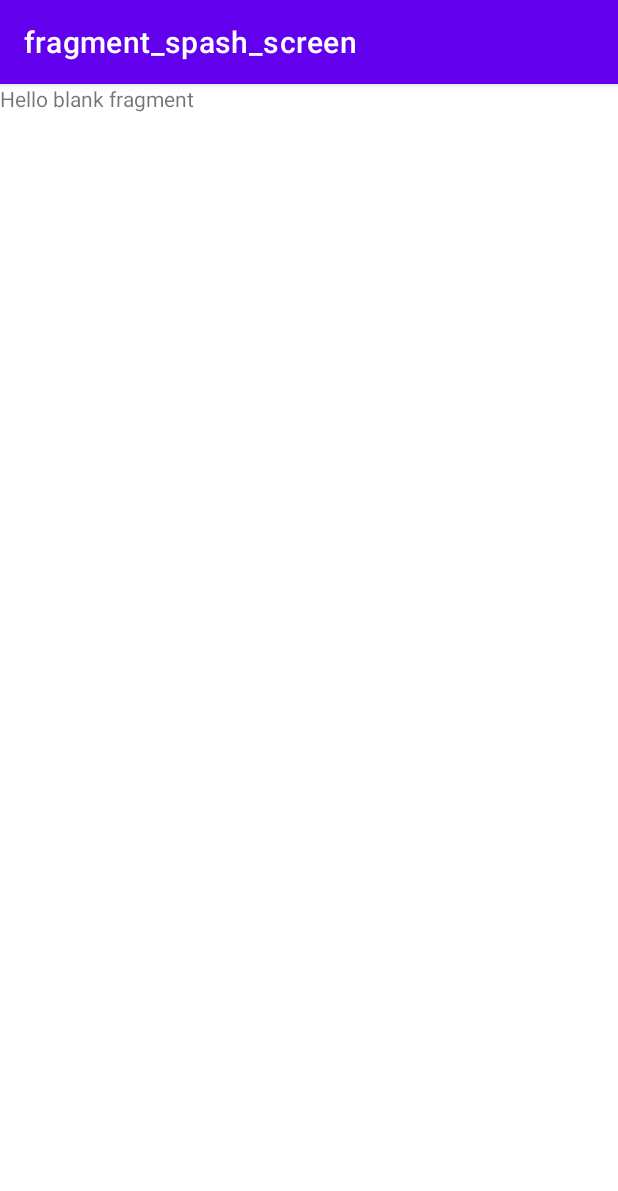
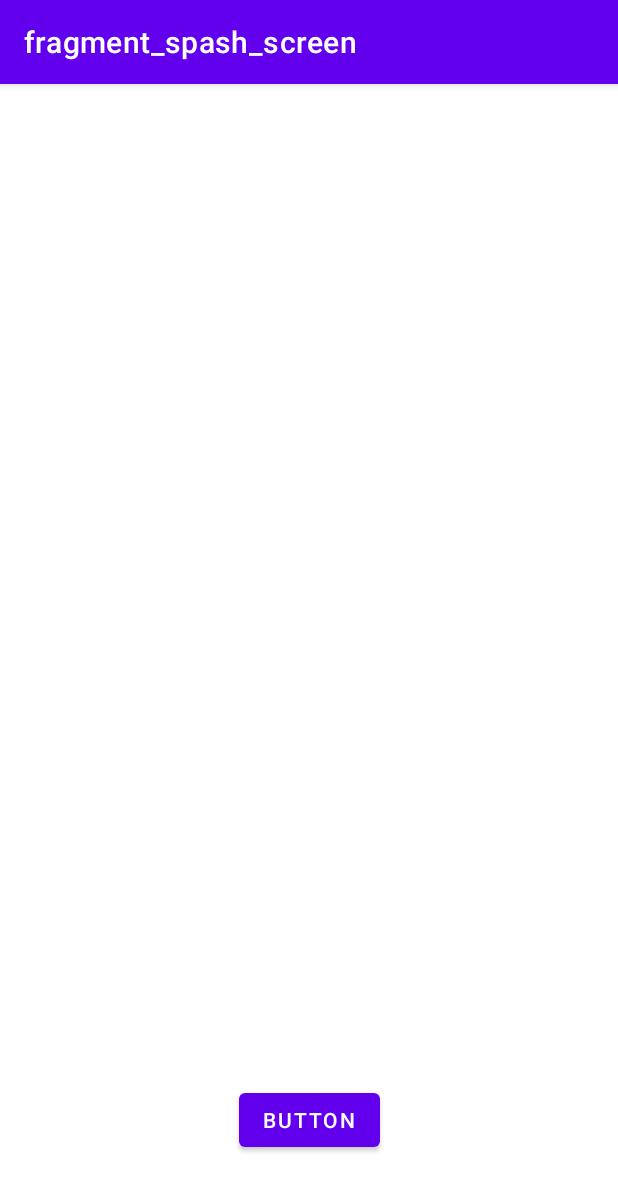
Before and after one commit to MarwanElbahnasawy/Yummy, an Android app: the screen it shows after launch (MainActivity before the commit, InitialActivity after it), on a phone screen of 412 x 824 dp. Shown: the top 1191 px of the screen. Run offline under Robolectric (Android 15) with nearby library versions, the phone set to English and light mode, and no system bars; our stand-ins replace navigation-ui.

Commit message:
Connected first 5 fragments

```diff
--- a/app/build.gradle
+++ b/app/build.gradle
@@ -1,6 +1,7 @@
 plugins {
     id 'com.android.application'
     id 'com.google.gms.google-services'
+    id 'androidx.navigation.safeargs'
 }
 
 android {
--- a/app/src/main/java/com/example/foodplanner/MainActivity.java
+++ b/app/src/main/java/com/example/foodplanner/InitialActivity.java
@@ -7,12 +7,17 @@ import androidx.navigation.ui.NavigationUI;
 
 import android.os.Bundle;
 
-public class MainActivity extends AppCompatActivity {
+import com.google.android.material.navigation.NavigationView;
+
+public class InitialActivity extends AppCompatActivity {
+
 
     @Override
     protected void onCreate(Bundle savedInstanceState) {
         super.onCreate(savedInstanceState);
-        setContentView(R.layout.activity_main);
+        setContentView(R.layout.activity_initial);
+
+
 
         NavController navController = Navigation.findNavController(this, R.id.nav_host_fragment);
         NavigationUI.setupActionBarWithNavController(this,navController);
--- a/app/src/main/java/com/example/foodplanner/SpashScreen.java
+++ b/app/src/main/java/com/example/foodplanner/SpashScreen.java
@@ -2,57 +2,27 @@ package com.example.foodplanner;
 
 import android.os.Bundle;
 
+import androidx.annotation.NonNull;
+import androidx.annotation.Nullable;
 import androidx.fragment.app.Fragment;
+import androidx.navigation.Navigation;
 
 import android.view.LayoutInflater;
 import android.view.View;
 import android.view.ViewGroup;
+import android.widget.Button;
+import android.window.SplashScreen;
 
-/**
- * A simple {@link Fragment} subclass.
- * Use the {@link SpashScreen#newInstance} factory method to
- * create an instance of this fragment.
- */
+
 public class SpashScreen extends Fragment {
 
-    // TODO: Rename parameter arguments, choose names that match
-    // the fragment initialization parameters, e.g. ARG_ITEM_NUMBER
-    private static final String ARG_PARAM1 = "param1";
-    private static final String ARG_PARAM2 = "param2";
-
-    // TODO: Rename and change types of parameters
-    private String mParam1;
-    private String mParam2;
-
-    public SpashScreen() {
-        // Required empty public constructor
-    }
-
-    /**
-     * Use this factory method to create a new instance of
-     * this fragment using the provided parameters.
-     *
-     * @param param1 Parameter 1.
-     * @param param2 Parameter 2.
-     * @return A new instance of fragment SpashScreen.
-     */
-    // TODO: Rename and change types and number of parameters
-    public static SpashScreen newInstance(String param1, String param2) {
-        SpashScreen fragment = new SpashScreen();
-        Bundle args = new Bundle();
-        args.putString(ARG_PARAM1, param1);
-        args.putString(ARG_PARAM2, param2);
-        fragment.setArguments(args);
-        return fragment;
-    }
+    Button button;
 
     @Override
     public void onCreate(Bundle savedInstanceState) {
         super.onCreate(savedInstanceState);
-        if (getArguments() != null) {
-            mParam1 = getArguments().getString(ARG_PARAM1);
-            mParam2 = getArguments().getString(ARG_PARAM2);
-        }
+
+
     }
 
     @Override
@@ -61,4 +31,19 @@ public class SpashScreen extends Fragment {
         // Inflate the layout for this fragment
         return inflater.inflate(R.layout.fragment_spash_screen, container, false);
     }
+
+    @Override
+    public void onViewCreated(@NonNull View view, @Nullable Bundle savedInstanceState) {
+        super.onViewCreated(view, savedInstanceState);
+
+        button = view.findViewById(R.id.buttonSplash);
+
+        button.setOnClickListener(new View.OnClickListener() {
+            @Override
+            public void onClick(View view) {
+
+                Navigation.findNavController(view).navigate(SpashScreenDirections.actionNavSpashScreenToNavOnBoarding());
+            }
+        });
+    }
 }
--- a/app/src/main/res/layout/activity_main.xml
+++ b/app/src/main/res/layout/activity_initial.xml
@@ -4,7 +4,7 @@
     xmlns:tools="http://schemas.android.com/tools"
     android:layout_width="match_parent"
     android:layout_height="match_parent"
-    tools:context=".MainActivity">
+    tools:context=".InitialActivity">
 
     <fragment
         android:id="@+id/nav_host_fragment"
@@ -19,4 +19,5 @@
         app:defaultNavHost="true"
         app:navGraph="@navigation/nav_graph" />
 
+
 </androidx.constraintlayout.widget.ConstraintLayout>
--- a/app/src/main/res/layout/fragment_register.xml
+++ b/app/src/main/res/layout/fragment_register.xml
@@ -64,7 +64,7 @@
     </com.google.android.material.textfield.TextInputLayout>
 
     <androidx.appcompat.widget.AppCompatButton
-        android:id="@+id/signup_button"
+        android:id="@+id/register_button"
         android:layout_width="170dp"
         android:layout_height="50dp"
         android:layout_marginBottom="120dp"
--- a/app/src/main/res/layout/fragment_spash_screen.xml
+++ b/app/src/main/res/layout/fragment_spash_screen.xml
@@ -1,14 +1,18 @@
 <?xml version="1.0" encoding="utf-8"?>
-<FrameLayout xmlns:android="http://schemas.android.com/apk/res/android"
+<androidx.constraintlayout.widget.ConstraintLayout xmlns:android="http://schemas.android.com/apk/res/android"
+    xmlns:app="http://schemas.android.com/apk/res-auto"
     xmlns:tools="http://schemas.android.com/tools"
     android:layout_width="match_parent"
     android:layout_height="match_parent"
     tools:context=".SpashScreen">
 
-    <!-- TODO: Update blank fragment layout -->
-    <TextView
-        android:layout_width="match_parent"
-        android:layout_height="match_parent"
-        android:text="@string/hello_blank_fragment" />
-
-</FrameLayout>
+    <Button
+        android:id="@+id/buttonSplash"
+        android:layout_width="wrap_content"
+        android:layout_height="wrap_content"
+        android:layout_marginBottom="53dp"
+        android:text="Button"
+        app:layout_constraintBottom_toBottomOf="parent"
+        app:layout_constraintEnd_toEndOf="parent"
+        app:layout_constraintStart_toStartOf="parent" />
+</androidx.constraintlayout.widget.ConstraintLayout>
--- a/app/src/main/res/navigation/nav_graph.xml
+++ b/app/src/main/res/navigation/nav_graph.xml
@@ -3,25 +3,37 @@
     xmlns:app="http://schemas.android.com/apk/res-auto"
     xmlns:tools="http://schemas.android.com/tools"
     android:id="@+id/nav_graph"
-    app:startDestination="@id/spashScreen">
+    app:startDestination="@id/navSpashScreen">
 
     <fragment
-        android:id="@+id/spashScreen"
+        android:id="@+id/navSpashScreen"
         android:name="com.example.foodplanner.SpashScreen"
         android:label="fragment_spash_screen"
-        tools:layout="@layout/fragment_spash_screen" />
+        tools:layout="@layout/fragment_spash_screen" >
+        <action
+            android:id="@+id/action_navSpashScreen_to_navOnBoarding"
+            app:destination="@id/navOnBoarding" />
+    </fragment>
     <fragment
-        android:id="@+id/onBoarding"
+        android:id="@+id/navOnBoarding"
         android:name="com.example.foodplanner.OnBoarding"
         android:label="fragment_on_boarding"
-        tools:layout="@layout/fragment_on_boarding" />
+        tools:layout="@layout/fragment_on_boarding" >
+        <action
+            android:id="@+id/action_navOnBoarding_to_navSignIn"
+            app:destination="@id/navSignIn" />
+    </fragment>
     <fragment
-        android:id="@+id/signIn"
+        android:id="@+id/navSignIn"
         android:name="com.example.foodplanner.SignIn"
         android:label="fragment_sign_in"
-        tools:layout="@layout/fragment_sign_in" />
+        tools:layout="@layout/fragment_sign_in" >
+        <action
+            android:id="@+id/action_navSignIn_to_nav_register"
+            app:destination="@id/nav_register" />
+    </fragment>
     <fragment
-        android:id="@+id/register"
+        android:id="@+id/nav_register"
         android:name="com.example.foodplanner.Register"
         android:label="fragment_register"
         tools:layout="@layout/fragment_register" />
--- a/build.gradle
+++ b/build.gradle
@@ -1,6 +1,7 @@
 buildscript {
     dependencies {
         classpath 'com.google.gms:google-services:4.3.10'
+        classpath "androidx.navigation:navigation-safe-args-gradle-plugin:2.5.3"
     }
 }// Top-level build file where you can add configuration options common to all sub-projects/modules.
 plugins {
```
Also changed, not shown: app/src/main/AndroidManifest.xml (+7 -0 lines), app/src/main/java/com/example/foodplanner/OnBoarding.java (+22 -38 lines), app/src/main/java/com/example/foodplanner/Register.java (+10 -7 lines), app/src/main/java/com/example/foodplanner/SignIn.java (+23 -37 lines), app/src/main/res/layout/fragment_on_boarding.xml (+12 -8 lines), app/src/main/res/layout/fragment_sign_in.xml (+12 -8 lines), app/src/main/res/menu/nav_menu.xml (+8 -3 lines), app/src/main/res/values/strings.xml (+9 -0 lines), app/src/main/res/values/themes.xml (+10 -0 lines).
